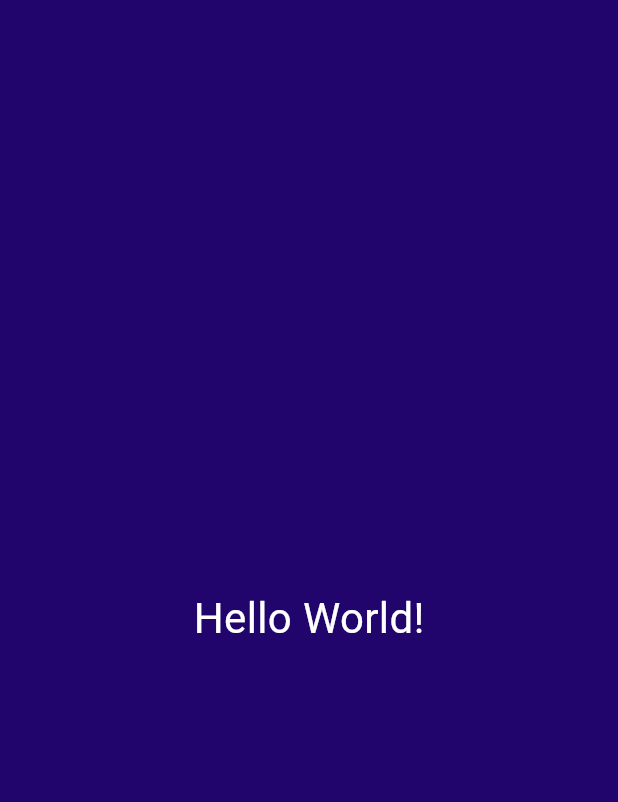
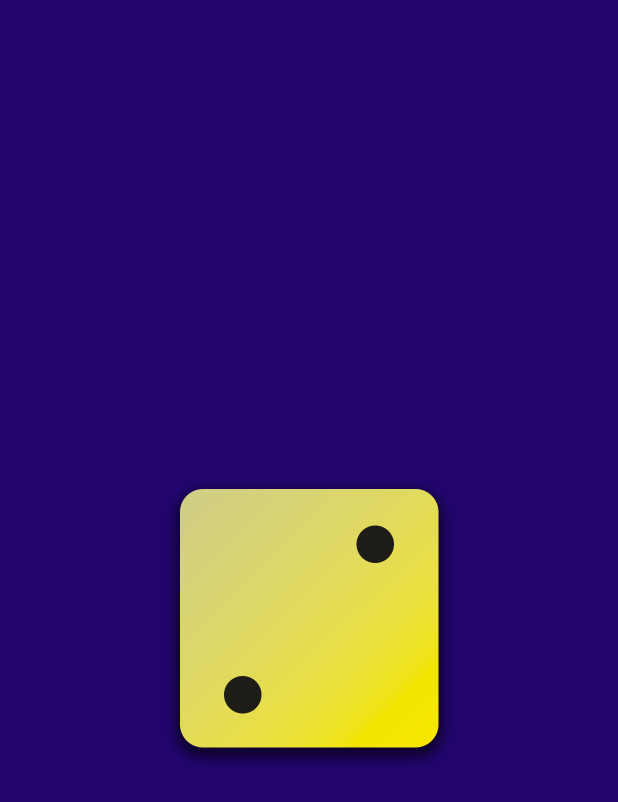
Before and after one commit to taylor50737/roll-dice-app, a Flutter app: the screen it shows after launch, on a phone screen of 412 x 824 dp. Shown: the top 802 px of the screen. Run offline on Flutter 3.47's test engine with Material 3 defaults, Android fonts, the phone set to English and light mode, and no system bars.

Commit message:
Displaying Images & Using Multiple Constructor Functions

```diff
--- a/lib/gradient_container.dart
+++ b/lib/gradient_container.dart
@@ -1,11 +1,14 @@
 import 'package:flutter/material.dart';
-import 'package:first_app/styled_text.dart';
 
 const startAlignment = Alignment.topLeft;
 const endAlignment = Alignment.topRight;
 
 class GradientContainer extends StatelessWidget {
   const GradientContainer(this.color1, this.color2, {super.key});
+
+  const GradientContainer.purple()
+      : color1 = Colors.deepPurple,
+        color2 = Colors.indigo;
 
   final Color color1;
   final Color color2;
@@ -14,14 +17,14 @@ class GradientContainer extends StatelessWidget {
   Widget build(context) {
     return Container(
       decoration: BoxDecoration(
-        gradient: LinearGradient (
+        gradient: LinearGradient(
           colors: [color1, color2],
           begin: startAlignment,
           end: endAlignment,
         ),
       ),
-      child: const Center(
-        child: StyledText("Hello World!"),
+      child: Center(
+        child: Image.asset('assets/images/dice-2.png', width: 200),
       ),
     );
   }
```
Also changed, not shown: pubspec.yaml (+9 -7 lines), assets/images/dice-1.png (added), assets/images/dice-2.png (added), assets/images/dice-3.png (added), assets/images/dice-4.png (added), assets/images/dice-5.png (added), assets/images/dice-6.png (added).
